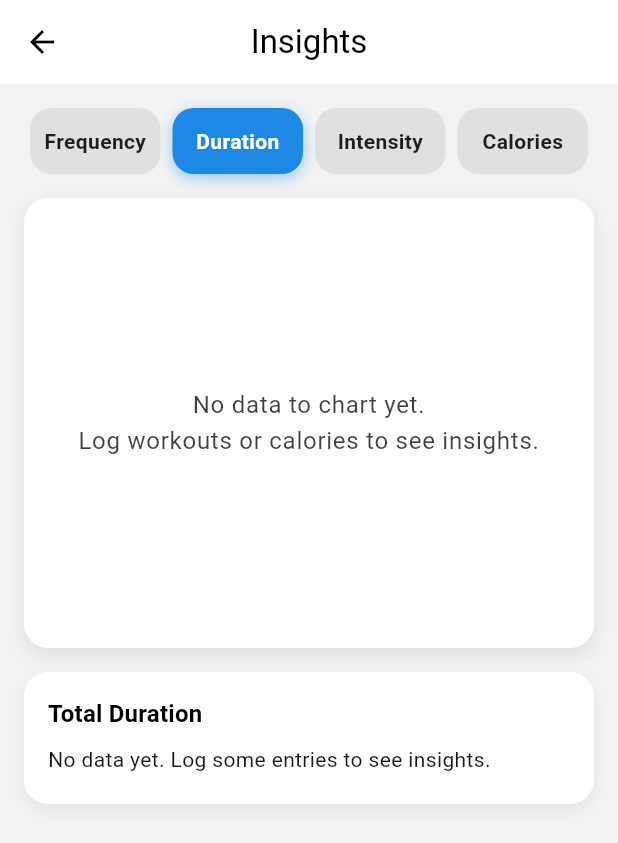
After one commit to kvo110/fitness_tracker, a Flutter app: the InsightsScreen screen opened directly, after a tap on "Duration", on a phone screen of 412 x 824 dp. The commit adds this screen. Shown: the top 843 px of the screen. Run offline on Flutter 3.47's test engine with Material 3 defaults, Android fonts, the phone set to English and light mode, and no system bars; our stand-ins replace fl_chart, sqflite, table_calendar; accounts and stored records are empty.

Commit message:
Visual adjustments for the insight page, change style of the button tap bar, adjusted Y-axis due to overlapping values

```diff
--- a/lib/database/database_helper.dart
+++ b/lib/database/database_helper.dart
@@ -128,10 +128,50 @@ class DatabaseHelper {
       SELECT
         Date(date_time) as day,
         COUNT(*) as count
-      FROM $workoutTable
+      FROM $workoutsTable
       GROUP BY DATE(date_time)
       ORDER BY day ASC
-    ''')
+    ''');
+  }
+
+  // NEW FUNCTION: Retrieves total workout duration
+  Future<List<Map<String, dynamic>>> getWorkoutDurationByDay() async {
+    final db = await database;
+    return await db.rawQuery('''
+      SELECT
+        DATE(date_time) as day,
+        SUM(duration) as total_duration
+      FROM $workoutsTable
+      GROUP BY DATE(date_time)
+      ORDER BY day ASC
+    ''');
+  }
+
+  // NEW FUNCTION: Retrieves avg workout RPE grouped
+  Future<List<Map<String, dynamic>>> getAverageRPEByDay() async {
+    final db = await database;
+    return await db.rawQuery('''
+      SELECT
+        DATE(date_time) as day,
+        AVG(CAST(rpe AS INTEGER)) as avg_rpe
+      FROM $workoutsTable
+      WHERE rpe IS NOT NULL AND rpe != 'N/A'
+      GROUP BY DATE(date_time)
+      ORDER BY day ASC
+    ''');
+  }
+
+  // NEW FUNCTION: Retrieves tracked calorie totals
+  Future<List<Map<String, dynamic>>> getCaloriesByDay() async {
+    final db = await database;
+    return await db.rawQuery('''
+      SELECT
+        DATE(date_time) as day,
+        SUM(calories) as total_calories
+      FROM $caloriesTable
+      GROUP BY DATE(date_time)
+      ORDER BY day ASC
+    ''');
   }
 
   // Functions for calories
--- /dev/null
+++ b/lib/screens/insights_screen.dart
@@ -0,0 +1,463 @@
+import 'package:flutter/cupertino.dart';
+import 'package:flutter/material.dart';
+import 'package:fl_chart/fl_chart.dart';
+import '../database/database_helper.dart';
+
+enum _Metric { frequency, duration, intensity, calories }
+
+class InsightsScreen extends StatefulWidget {
+    const InsightsScreen({super.key});
+
+    @override
+    State<InsightsScreen> createState() => _InsightsScreenState();
+}
+
+class _InsightsScreenState extends State<InsightsScreen> {
+    final _db = DatabaseHelper.instance;
+
+    _Metric _selected = _Metric.frequency;
+    List<_DayValue> _freq = [];
+    List<_DayValue> _duration = [];
+    List<_DayValue> _intensity = [];
+    List<_DayValue> _calories = [];
+
+    bool _loading = true;
+    String? _error;
+
+    @override
+    void initState() {
+        super.initState();
+        _load();
+    }
+
+    Future<void> _load() async {
+        setState(() {
+            _loading = true;
+            _error = null;
+        });
+        try {
+            final freqRows = await _db.getWorkoutCountsByDay();
+            final durRows = await _db.getWorkoutDurationByDay();
+            final rpeRows = await _db.getAverageRPEByDay();
+            final calRows = await _db.getCaloriesByDay();
+
+            _freq = _parseRows(freqRows, dayKey: 'day', valueKey: 'count');
+            _duration = _parseRows(durRows, dayKey: 'day', valueKey: 'total_duration');
+            _intensity = _parseRows(rpeRows, dayKey: 'day', valueKey: 'avg_rpe');
+            _calories = _parseRows(calRows, dayKey: 'day', valueKey: 'total_calories');
+
+            _freq = _takeTail(_freq, 30);
+            _duration = _takeTail(_duration, 30);
+            _intensity = _takeTail(_intensity, 30);
+            _calories = _takeTail(_calories, 30);
+        } catch (e) {
+            _error = 'Could not load insights. ($e)';
+        } finally {
+            if (mounted) {
+                setState(() {
+                    _loading = false;
+                });
+            }
+        }
+    }
+
+    @override
+    Widget build(BuildContext context) {
+        final isLight = Theme.of(context).brightness == Brightness.light;
+        final cardBg = isLight ? Colors.white : Colors.grey[900];
+        final series = _seriesFor(_selected);
+        final hasData = series.isNotEmpty;
+
+        return SafeArea(
+            child: Scaffold(
+                appBar: AppBar(
+                    title: const Text('Insights'),
+                    centerTitle: true,
+                ),
+                body: RefreshIndicator(
+                    onRefresh: _load,
+                    child: ListView(
+                        padding: const EdgeInsets.fromLTRB(16, 16, 16, 24),
+                        children: [
+                            _segmentedControl(context),
+                            const SizedBox(height: 16),
+                            Container(
+                                padding: const EdgeInsets.all(16),
+                                decoration: BoxDecoration(
+                                    color: cardBg,
+                                    borderRadius: BorderRadius.circular(16),
+                                    boxShadow: [
+                                        BoxShadow(
+                                            color: isLight
+                                                ? Colors.black.withOpacity(0.08)
+                                                : Colors.white.withOpacity(0.08),
+                                            blurRadius: 10,
+                                            offset: const Offset(0, 5),
+                                        ),
+                                    ],
+                                ),
+                                height: 300,
+                                child: _loading
+                                    ? const Center(child: CircularProgressIndicator())
+                                    : _error != null
+                                        ? Center(
+                                            child: Text(
+                                                _error!,
+                                                textAlign: TextAlign.center,
+                                                style: const TextStyle(color: Colors.red),
+                                            ),
+                                        )
+                                        : hasData
+                                            ? LineChart(_lineChartData(context, series))
+                                            : const _EmptyState(),
+                            ),
+                            const SizedBox(height: 16),
+                            _summaryCard(
+                                context: context,
+                                bg: cardBg,
+                                title: _summaryTitle(),
+                                lines: _summaryLines(series, _selected),
+                            ),
+                        ],
+                    ),
+                ),
+            ),
+        );
+    }
+
+    Widget _segmentedControl(BuildContext context) {
+        final isLight = Theme.of(context).brightness == Brightness.light;
+        final selectedBg = Theme.of(context).colorScheme.primary;
+        final unselectedBg = isLight ? Colors.grey[300] : Colors.grey[800];
+        final selectedTextColor = Colors.white;
+        final unselectedTextColor = isLight ? Colors.black87 : Colors.white70;
+
+        return Row(
+            mainAxisAlignment: MainAxisAlignment.spaceBetween,
+            children: _Metric.values.map((metric) {
+                final bool isSelected = _selected == metric;
+                return Expanded(
+                    child: GestureDetector(
+                        onTap: () {
+                            setState(() {
+                                _selected = metric;
+                            });
+                        },
+                        child: AnimatedContainer(
+                            duration: const Duration(milliseconds: 250),
+                            margin: const EdgeInsets.symmetric(horizontal: 4),
+                            padding: const EdgeInsets.symmetric(vertical: 12),
+                            decoration: BoxDecoration(
+                                color: isSelected ? selectedBg : unselectedBg,
+                                borderRadius: BorderRadius.circular(14),
+                                boxShadow: isSelected
+                                    ? [
+                                        BoxShadow(
+                                            color: selectedBg.withOpacity(0.4),
+                                            blurRadius: 8,
+                                            offset: const Offset(0, 3),
+                                        ),
+                                    ]
+                                    : [],
+                            ),
+                            child: Center(
+                                child: Text(
+                                    _metricLabel(metric),
+                                    style: TextStyle(
+                                        fontWeight: FontWeight.w600,
+                                        color: isSelected
+                                            ? selectedTextColor
+                                            : unselectedTextColor,
+                                    ),
+                                ),
+                            ),
+                        ),
+                    ),
+                );
+            }).toList(),
+        );
+    }
+
+    String _metricLabel(_Metric m) {
+        switch (m) {
+            case _Metric.frequency:
+                return 'Frequency';
+            case _Metric.duration:
+                return 'Duration';
+            case _Metric.intensity:
+                return 'Intensity';
+            case _Metric.calories:
+                return 'Calories';
+        }
+    }
+
+    Widget _summaryCard({
+        required BuildContext context,
+        required Color? bg,
+        required String title,
+        required List<String> lines,
+    }) {
+        final textColor = Theme.of(context).colorScheme.onSurface;
+        return Container(
+            padding: const EdgeInsets.all(16),
+            decoration: BoxDecoration(
+                color: bg,
+                borderRadius: BorderRadius.circular(16),
+                boxShadow: [
+                    BoxShadow(
+                        color: Theme.of(context).brightness == Brightness.light
+                            ? Colors.black.withOpacity(0.06)
+                            : Colors.white.withOpacity(0.06),
+                        blurRadius: 8,
+                        offset: const Offset(0, 4),
+                    ),
+                ],
+            ),
+            child: Column(
+                crossAxisAlignment: CrossAxisAlignment.start,
+                children: [
+                    Text(
+                        title,
+                        style: Theme.of(context)
+                            .textTheme
+                            .titleMedium
+                            ?.copyWith(fontWeight: FontWeight.bold),
+                    ),
+                    const SizedBox(height: 8),
+                    for (final line in lines)
+                        Padding(
+                            padding: const EdgeInsets.only(bottom: 4),
+                            child: Text(
+                                line,
+                                style: TextStyle(
+                                    color: textColor.withOpacity(0.9),
+                                    fontSize: 14,
+                                ),
+                            ),
+                        ),
+                ],
+            ),
+        );
+    }
+
+    LineChartData _lineChartData(BuildContext context, List<_DayValue> data) {
+        final primary = Theme.of(context).colorScheme.primary;
+        final spots = [
+            for (int i = 0; i < data.length; i++)
+                FlSpot(i.toDouble(), data[i].value)
+        ];
+
+        final ys = data.map((e) => e.value).toList();
+        final minY = ys.isEmpty ? 0.0 : ys.reduce((a, b) => a < b ? a : b);
+        final maxY = ys.isEmpty ? 1.0 : ys.reduce((a, b) => a > b ? a : b);
+        final rangeMin = minY <= 0 ? 0.0 : (minY * 0.9);
+        final rangeMax = maxY == 0 ? 1.0 : (maxY * 1.1);
+
+        return LineChartData(
+            minX: 0,
+            maxX: (data.length - 1).clamp(0, 999).toDouble(),
+            minY: rangeMin,
+            maxY: rangeMax,
+            gridData: FlGridData(show: true),
+            borderData: FlBorderData(
+                show: true,
+                border: Border.all(color: Colors.grey.withOpacity(0.3)),
+            ),
+            titlesData: FlTitlesData(
+                leftTitles: AxisTitles(
+                    sideTitles: SideTitles(
+                        showTitles: true,
+                        reservedSize: _selected == _Metric.calories ? 60 : 40,
+                        interval: _niceInterval(rangeMax),
+                    ),
+                ),
+                bottomTitles: AxisTitles(
+                    sideTitles: SideTitles(
+                        showTitles: true,
+                        interval: _labelInterval(data.length),
+                        getTitlesWidget: (value, meta) {
+                            final i = value.toInt();
+                            if (i < 0 || i >= data.length) return const SizedBox();
+
+                            // Only show labels based on intervals
+                            int interval = _labelInterval(data.length).toInt();
+                            if (i % interval != 0) return const SizedBox();
+
+                            return Padding(
+                                padding: const EdgeInsets.only(top: 8),
+                                child: Text(
+                                    data[i].shortLabel,
+                                    style: TextStyle(
+                                        fontSize: 11,
+                                        color: Theme.of(context).colorScheme.onSurface.withOpacity(0.9),
+                                    ),
+                                ),
+                            );
+                        },
+                    ),
+                ),
+            ),
+            lineBarsData: [
+                LineChartBarData(
+                    spots: spots,
+                    isCurved: true,
+                    barWidth: 4,
+                    color: primary,
+                    dotData: FlDotData(show: true),
+                    belowBarData: BarAreaData(
+                        show: true,
+                        gradient: LinearGradient(
+                            begin: Alignment.topCenter,
+                            end: Alignment.bottomCenter,
+                            colors: [
+                                primary.withOpacity(0.3),
+                                primary.withOpacity(0),
+                            ],
+                        ),
+                    ),
+                ),
+            ],
+        );
+    }
+
+    double _niceInterval(double maxY) {
+        if (maxY <= 500) return 50;
+        if (maxY <= 1500) return 100;
+        if (maxY <= 3000) return 200;
+        return 500;
+    }
+
+    double _labelInterval(int length) {
+        if (length <= 10) return 1;
+        if (length <= 20) return 2;
+        if (length <= 40) return 3;
+        return 4;
+    }
+
+    List<_DayValue> _seriesFor(_Metric metric) {
+        switch (metric) {
+            case _Metric.frequency:
+                return _freq;
+            case _Metric.duration:
+                return _duration;
+            case _Metric.intensity:
+                return _intensity;
+            case _Metric.calories:
+                return _calories;
+        }
+    }
+
+    List<_DayValue> _parseRows(List<Map<String, Object?>> rows, {required String dayKey, required String valueKey}) {
+        final out = <_DayValue>[];
+        for (final r in rows) {
+            final dayStr = (r[dayKey] ?? '').toString();
+            final rawVal = r[valueKey];
+            final val = rawVal is num ? rawVal.toDouble() : double.tryParse(rawVal.toString()) ?? 0.0;
+
+            DateTime? d;
+            try {
+                d = DateTime.parse(dayStr);
+            } catch (_) {
+                d = null;
+            }
+            if (d == null) continue;
+
+            out.add(_DayValue(date: d, value: val));
+        }
+        out.sort((a, b) => a.date.compareTo(b.date));
+        return out;
+    }
+
+    List<_DayValue> _takeTail(List<_DayValue> src, int n) {
+        if (src.length <= n) return src;
+        return src.sublist(src.length - n);
+    }
+
+    String _summaryTitle() {
+        switch (_selected) {
+            case _Metric.frequency:
+                return 'Workout Frequency';
+            case _Metric.duration:
+                return 'Total Duration';
+            case _Metric.intensity:
+                return 'Average Intensity';
+            case _Metric.calories:
+                return 'Calories Logged';
+        }
+    }
+
+    List<String> _summaryLines(List<_DayValue> series, _Metric metric) {
+        if (series.isEmpty) {
+            return ['No data yet. Log some entries to see insights.'];
+        }
+
+        final last = series.last.value;
+        final avg = series.map((e) => e.value).reduce((a, b) => a + b) / series.length;
+        final previous = series.length >= 2 ? series[series.length - 2].value : last;
+        final change = last - previous;
+
+        String unit;
+        switch (metric) {
+            case _Metric.frequency:
+                unit = 'workouts';
+                break;
+            case _Metric.duration:
+                unit = 'min';
+                break;
+            case _Metric.intensity:
+                unit = 'RPE';
+                break;
+            case _Metric.calories:
+                unit = 'kcal';
+                break;
+        }
+
+        final changeText = change == 0
+            ? 'No change vs last day.'
+            : change > 0
+                ? 'Up by ${change.toStringAsFixed(1)} $unit vs last day.'
+                : 'Down by ${change.abs().toStringAsFixed(1)} $unit vs last day.';
+
+        return [
+            'Latest: ${last.toStringAsFixed(1)} $unit',
+            'Average (${series.length} days): ${avg.toStringAsFixed(1)} $unit',
+            changeText,
+        ];
+    }
+}
+
+class _DayValue {
+    final DateTime date;
+    final double value;
+
+    _DayValue({required this.date, required this.value});
+
+    String get shortLabel {
+        final m = date.month.toString().padLeft(2, '0');
+        final d = date.day.toString().padLeft(2, '0');
+        return '$m/$d';
+    }
+}
+
+class _EmptyState extends StatelessWidget {
+    const _EmptyState();
+
+    @override
+    Widget build(BuildContext context) {
+        return Center(
+            child: Text(
+                'No data to chart yet.\nLog workouts or calories to see insights.',
+                textAlign: TextAlign.center,
+                style: Theme.of(context)
+                    .textTheme
+                    .bodyLarge
+                    ?.copyWith(
+                        color: Theme.of(context)
+                            .colorScheme
+                            .onSurface
+                            .withOpacity(0.75),
+                    ),
+            ),
+        );
+    }
+}
```
Also changed, not shown: lib/main.dart (+22 -15 lines), lib/screens/progress_screen.dart (deleted, +0 -193 lines).
